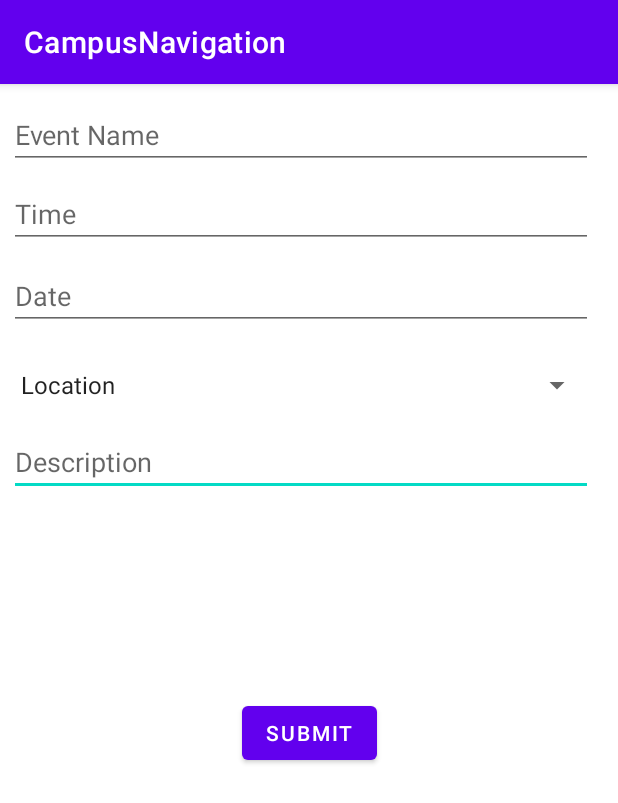
After one commit to TJustinConner/2021Capstone, an Android app: the EventActivity screen opened directly, with no data from a screen before it, on a phone screen of 412 x 824 dp. The commit adds this screen. Shown: the top 803 px of the screen. Run offline under Robolectric (Android 15) with nearby library versions, the phone set to English and light mode, and no system bars.

Commit message:
Jackson Merge

```diff
--- a/CampusNavigation/app/build.gradle
+++ b/CampusNavigation/app/build.gradle
@@ -33,6 +33,7 @@ dependencies {
     implementation 'androidx.appcompat:appcompat:1.2.0'
     implementation 'com.google.android.material:material:1.3.0'
     implementation 'androidx.constraintlayout:constraintlayout:2.0.4'
+    implementation 'androidx.work:work-runtime:2.3.4'
     testImplementation 'junit:junit:4.+'
     androidTestImplementation 'androidx.test.ext:junit:1.1.2'
     androidTestImplementation 'androidx.test.espresso:espresso-core:3.3.0'
--- a/CampusNavigation/app/src/main/AndroidManifest.xml
+++ b/CampusNavigation/app/src/main/AndroidManifest.xml
@@ -9,7 +9,8 @@
         android:roundIcon="@mipmap/ic_launcher_round"
         android:supportsRtl="true"
         android:theme="@style/Theme.CampusNavigation">
-        <activity android:name=".WorkoutRoute"></activity>
+        <activity android:name=".EventActivity"></activity>
+        <activity android:name=".WorkoutRoute" />
         <activity android:name=".WorkoutCreation" />
         <activity android:name=".PasswordRequirementsPage" />
         <activity android:name=".EmailVerifSent" />
--- /dev/null
+++ b/CampusNavigation/app/src/main/java/com/example/campusnavigation/EventActivity.java
@@ -0,0 +1,177 @@
+package com.example.campusnavigation;
+
+import androidx.appcompat.app.AppCompatActivity;
+import androidx.core.app.ActivityCompat;
+import androidx.work.OneTimeWorkRequest;
+import androidx.work.WorkManager;
+import androidx.work.WorkRequest;
+
+import android.Manifest;
+import android.annotation.SuppressLint;
+import android.content.pm.PackageManager;
+import android.os.StrictMode;
+import android.view.View;
+import android.webkit.WebView;
+import android.widget.AdapterView;
+import android.widget.ArrayAdapter;
+import android.widget.Button;
+import android.widget.Spinner;
+import android.os.Bundle;
+import android.util.Log;
+import android.widget.EditText;
+import android.widget.TextView;
+import android.widget.Toast;
+
+import java.io.BufferedInputStream;
+import java.io.BufferedReader;
+import java.io.IOException;
+import java.io.InputStream;
+import java.io.InputStreamReader;
+import java.io.OutputStreamWriter;
+import java.net.MalformedURLException;
+import java.net.URL;
+import java.net.URLConnection;
+import java.net.URLEncoder;
+import java.sql.Connection;
+import java.sql.DriverManager;
+import java.sql.SQLException;
+import java.sql.Statement;
+
+import javax.net.ssl.HttpsURLConnection;
+
+//This is the Event Activity, this is where you come after selecting events.
+public class EventActivity extends AppCompatActivity implements AdapterView.OnItemSelectedListener {
+    private TextView button;
+    String event, time, desc, loc, date; //For the user inputs
+    String totalInput;
+
+    EditText eventInput;
+    EditText timeInput;
+    EditText descInput;
+    EditText dateInput;
+
+    Button submitButton;
+
+    @Override
+    protected void onCreate(Bundle savedInstanceState) {
+        super.onCreate(savedInstanceState);
+        setContentView(R.layout.activity_event);
+
+        //This is the setup for the SQL connection
+        StrictMode.ThreadPolicy policy = new StrictMode.ThreadPolicy.Builder().permitAll().build();
+        StrictMode.setThreadPolicy(policy);
+
+        //This is the setup of the Locations spinner dropdown menu
+        Spinner spinner = (Spinner) findViewById(R.id.locInput);
+        ArrayAdapter<CharSequence> adapter = ArrayAdapter.createFromResource(this, R.array.Locations, android.R.layout.simple_spinner_item);
+        adapter.setDropDownViewResource(android.R.layout.simple_spinner_dropdown_item);
+        spinner.setAdapter(adapter);
+        spinner.setOnItemSelectedListener(this);
+
+        //This is all the prep for the input from users for events, time, description, and date.
+        eventInput = (EditText) findViewById(R.id.eventInput);
+        timeInput = (EditText) findViewById(R.id.timeInput);
+        descInput = (EditText) findViewById(R.id.descInput);
+        dateInput = (EditText) findViewById(R.id.dateInput);
+
+        submitButton = (Button) findViewById(R.id.submit);
+        submitButton.setOnClickListener(new View.OnClickListener() {
+            @Override
+            public void onClick(View v) {//This is converting the input into strings
+                Spinner spinner = (Spinner) findViewById(R.id.locInput);
+                String text = spinner.getSelectedItem().toString();
+
+                event = eventInput.getText().toString();
+                time = timeInput.getText().toString();
+                desc = descInput.getText().toString();
+                date = dateInput.getText().toString();
+                loc = text;
+
+                //https://androidexample.com/How_To_Make_HTTP_POST_Request_To_Server_-_Android_Example/index.php?view=article_discription&aid=64&aaid=89
+                //https://stackoverflow.com/questions/7537377/how-to-include-a-php-variable-inside-a-mysql-statement
+                //https://www.w3schools.com/php/php_mysql_prepared_statements.asp
+
+                URL url = null;
+                HttpsURLConnection urlConnection = null;
+                String totalInput = "";
+                BufferedReader reader = null;
+                try {
+                    //Encoding string to pass through connection
+                    totalInput = URLEncoder.encode("event", "UTF-8")
+                            + "=" + URLEncoder.encode(event, "UTF-8");
+
+                    totalInput += "&" + URLEncoder.encode("time", "UTF-8") + "="
+                            + URLEncoder.encode(time, "UTF-8");
+
+                    totalInput += "&" + URLEncoder.encode("desc", "UTF-8")
+                            + "=" + URLEncoder.encode(desc, "UTF-8");
+
+                    totalInput += "&" + URLEncoder.encode("date", "UTF-8")
+                            + "=" + URLEncoder.encode(date, "UTF-8");
+
+                    totalInput +=  "&" + URLEncoder.encode("loc", "UTF-8")
+                            + "=" + URLEncoder.encode(loc, "UTF-8");
+
+                    //opening connection to php file
+                    url = new URL("https://medusa.mcs.uvawise.edu/~jwe3nv/connect.php");
+                    urlConnection = (HttpsURLConnection) url.openConnection();
+                    Log.d("SUCCESS", "Made connection. totalInput is: " + totalInput);
+
+                    //passing encoded string to the php file
+                    urlConnection.setDoOutput(true);
+                    OutputStreamWriter wr = new OutputStreamWriter(urlConnection.getOutputStream());
+                    wr.write(totalInput);
+                    wr.flush();
+                    Log.d("BREAKPOINT", "PASSED OUTPUT");
+
+                    // I'm not sure why we need this, but we do. Without this code we can't properly
+                    //get the data to the php file.
+                    reader = new BufferedReader(new InputStreamReader(urlConnection.getInputStream()));
+                    StringBuilder sb = new StringBuilder();
+                    String line = null;
+                    while((line = reader.readLine()) != null){
+                        sb.append(line + "\n");
+                    }
+                    text = sb.toString();
+                    Log.d("SUCCESS", "text returned is:" + text);
+
+                } catch (MalformedURLException e) {
+                    e.printStackTrace();
+                } catch (IOException e) {
+                    e.printStackTrace();
+                }
+                urlConnection.disconnect();
+
+                // after all the data has been set, now we will insert into database
+
+
+                //This is displaying the text that was saved in the previous step
+                displayText(event);
+                displayText(time);
+                displayText(date);
+                displayText(loc);
+                displayText(desc);
+
+                //This is a debugging tag
+                Log.d("SUCCESS", "Properly Saved Event Data");
+
+            }
+
+        });
+    }
+
+    private void displayText(String text){//This just displays the input at the bottom of the screen
+        Toast.makeText(EventActivity.this, text, Toast.LENGTH_SHORT).show();
+    }
+
+    @Override
+    public void onItemSelected(AdapterView<?> parent, View view, int position, long id) {//This does something after an item is selected from the spinner
+        String text = parent.getItemAtPosition(position).toString();
+        //Toast.makeText(parent.getContext(), text, Toast.LENGTH_SHORT).show();
+    }
+
+    @Override
+    public void onNothingSelected(AdapterView<?> parent) {
+
+    }
+}
--- a/CampusNavigation/app/src/main/java/com/example/campusnavigation/MainActivity.java
+++ b/CampusNavigation/app/src/main/java/com/example/campusnavigation/MainActivity.java
@@ -29,4 +29,8 @@ public class MainActivity extends AppCompatActivity {
         Intent i = new Intent(this, WorkoutCreation.class);
         startActivity(i);
     }
+    public void StartEvent(View e){
+        Intent i = new Intent(this, EventActivity.class);
+        startActivity(i);
+    }
 }
--- /dev/null
+++ b/CampusNavigation/app/src/main/res/layout/activity_event.xml
@@ -0,0 +1,88 @@
+<?xml version="1.0" encoding="utf-8"?>
+<androidx.constraintlayout.widget.ConstraintLayout xmlns:android="http://schemas.android.com/apk/res/android"
+    xmlns:app="http://schemas.android.com/apk/res-auto"
+    xmlns:tools="http://schemas.android.com/tools"
+    android:layout_width="match_parent"
+    android:layout_height="match_parent"
+    tools:context=".MainActivity">
+
+    <EditText
+        android:id="@+id/descInput"
+        android:layout_width="389dp"
+        android:layout_height="40dp"
+        android:ems="10"
+        android:hint="Description"
+        android:inputType="textMultiLine"
+        android:maxLines="20"
+        app:layout_constraintBottom_toBottomOf="parent"
+        app:layout_constraintEnd_toEndOf="parent"
+        app:layout_constraintHorizontal_bias="0.272"
+        app:layout_constraintStart_toStartOf="parent"
+        app:layout_constraintTop_toTopOf="parent"
+        app:layout_constraintVertical_bias="0.322" />
+
+    <EditText
+        android:id="@+id/eventInput"
+        android:layout_width="389dp"
+        android:layout_height="40dp"
+        android:ems="10"
+        android:hint="Event Name"
+        android:inputType="textPersonName"
+        app:layout_constraintBottom_toBottomOf="parent"
+        app:layout_constraintEnd_toEndOf="parent"
+        app:layout_constraintHorizontal_bias="0.272"
+        app:layout_constraintStart_toStartOf="parent"
+        app:layout_constraintTop_toTopOf="parent"
+        app:layout_constraintVertical_bias="0.023" />
+
+    <Button
+        android:id="@+id/submit"
+        android:layout_width="wrap_content"
+        android:layout_height="wrap_content"
+        android:text="submit"
+        app:layout_constraintBottom_toBottomOf="parent"
+        app:layout_constraintEnd_toEndOf="parent"
+        app:layout_constraintStart_toStartOf="parent"
+        app:layout_constraintTop_toBottomOf="@+id/descInput"
+        app:layout_constraintVertical_bias="0.301" />
+
+    <EditText
+        android:id="@+id/timeInput"
+        android:layout_width="389dp"
+        android:layout_height="40dp"
+        android:ems="10"
+        android:hint="Time"
+        android:inputType="time"
+        app:layout_constraintBottom_toBottomOf="parent"
+        app:layout_constraintEnd_toEndOf="parent"
+        app:layout_constraintHorizontal_bias="0.272"
+        app:layout_constraintStart_toStartOf="parent"
+        app:layout_constraintTop_toTopOf="parent"
+        app:layout_constraintVertical_bias="0.095" />
+
+    <EditText
+        android:id="@+id/dateInput"
+        android:layout_width="389dp"
+        android:layout_height="40dp"
+        android:ems="10"
+        android:hint="Date"
+        android:inputType="date"
+        app:layout_constraintBottom_toBottomOf="parent"
+        app:layout_constraintEnd_toEndOf="parent"
+        app:layout_constraintHorizontal_bias="0.272"
+        app:layout_constraintStart_toStartOf="parent"
+        app:layout_constraintTop_toTopOf="parent"
+        app:layout_constraintVertical_bias="0.17" />
+
+    <Spinner
+        android:id="@+id/locInput"
+        android:layout_width="389dp"
+        android:layout_height="40dp"
+        app:layout_constraintBottom_toBottomOf="parent"
+        app:layout_constraintEnd_toEndOf="parent"
+        app:layout_constraintHorizontal_bias="0.272"
+        app:layout_constraintStart_toStartOf="parent"
+        app:layout_constraintTop_toTopOf="parent"
+        app:layout_constraintVertical_bias="0.248" />
+
+</androidx.constraintlayout.widget.ConstraintLayout>
--- a/CampusNavigation/app/src/main/res/layout/activity_main.xml
+++ b/CampusNavigation/app/src/main/res/layout/activity_main.xml
@@ -29,6 +29,7 @@
         android:layout_marginTop="486dp"
         android:layout_marginEnd="108dp"
         android:layout_marginBottom="193dp"
+        android:onClick="StartEvent"
         android:text="@string/EventsButtonText"
         app:layout_constraintBottom_toBottomOf="parent"
         app:layout_constraintEnd_toEndOf="parent"
--- a/CampusNavigation/app/src/main/res/values/strings.xml
+++ b/CampusNavigation/app/src/main/res/values/strings.xml
@@ -16,4 +16,50 @@
     <string name="passwordConfMismatch">The passwords do not match.</string>
     <string name="blankFieldsError">One of the fields is blank.</string>
     <string name="ReferToPasswordReqs">Please follow the guidelines in the Password Requirements List.</string>
+
+    <string-array name="Locations">
+        <item>Location</item>
+        <item>Cavalier House</item>
+        <item>David J. Prior Convocation Center</item>
+        <item>Humphreys-Thomas Field House</item>
+        <item>Carl Smith Stadium</item>
+        <item>Ramseyer Press Box</item>
+        <item>Baptitst Collegiate Ministries</item>
+        <item>Culberston Hall</item>
+        <item>College Relations/Napoleon Hill Foundation</item>
+        <item>Commonwealth Hall</item>
+        <item>Lila Vicars Smith House</item>
+        <item>McCrary Hall</item>
+        <item>Gilliam Center for the Arts</item>
+        <item>Hunter J. Smith Dining Commons</item>
+        <item>Thompson Hall</item>
+        <item>Asbury Hall</item>
+        <item>Martha Randolph Hall</item>
+        <item>Crocket Hall (Admissions Office)</item>
+        <item>Cantrell Hall</item>
+        <item>Chapel of all Faiths</item>
+        <item>Henson Hall</item>
+        <item>Smiddy Hall</item>
+        <item>C. Bascom Slemp Student Center</item>
+        <item>Wyllie Hall</item>
+        <item>UVA-Wise Library</item>
+        <item>Zehmer Hall</item>
+        <item>Darden Hall</item>
+        <item>Leonard W. Sandridge Science Center</item>
+        <item>Betty J. Gilliam Sculpture Garden</item>
+        <item>Physical Plant</item>
+        <item>Winston Ely Health and Wellness Center</item>
+        <item>Bower-Sturgill Hall</item>
+        <item>Stallard Field (Baseball)</item>
+        <item>Fred B. Greear Gym and Swimming Pool</item>
+        <item>Humphreys Tennis Complex</item>
+        <item>Women\'s Softball Field</item>
+        <item>Intramural Sports</item>
+        <item>Observatory</item>
+        <item>Townhouses</item>
+        <item>Resource Center</item>
+        <item>Center for Teaching Excellence</item>
+        <item>Wesley Foundation</item>
+        <item>Alumni Hall</item>
+    </string-array>
 </resources>
```
Also changed, not shown: 1 other file.
